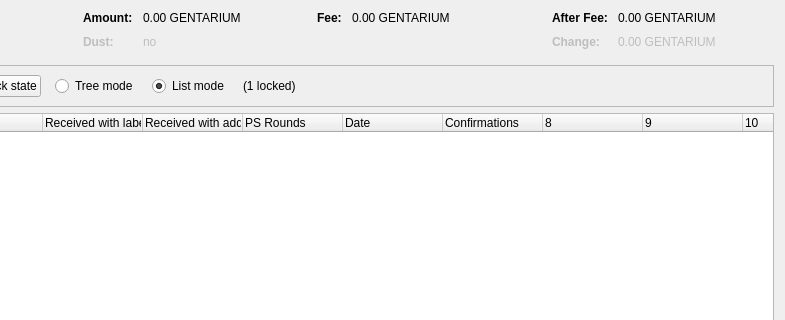
Before: the Qt Designer form src/qt/forms/coincontroldialog.ui in dimon-280894/simple-coin, drawn with Qt 5; both pictures show x 169 to 954 and y 0 to 320 of the 954 by 500 pixel window.
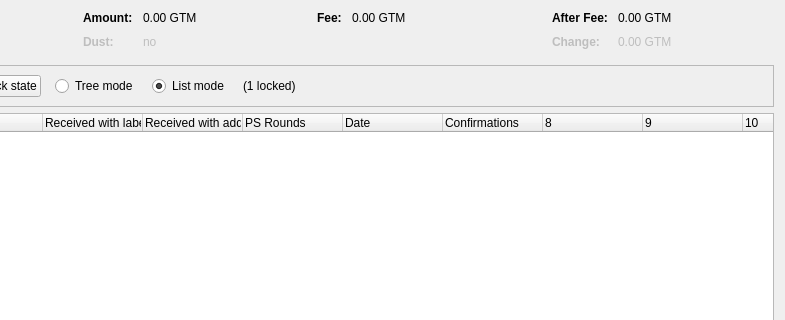
After: the same form once the commit is applied. Custom widgets are drawn as their Qt base class.

```diff
--- a/src/qt/forms/coincontroldialog.ui
+++ b/src/qt/forms/coincontroldialog.ui
@@ -132,7 +132,7 @@
           <enum>Qt::ActionsContextMenu</enum>
          </property>
          <property name="text">
-          <string notr="true">0.00 GENTARIUM</string>
+          <string notr="true">0.00 GTM</string>
          </property>
          <property name="textInteractionFlags">
           <set>Qt::LinksAccessibleByMouse|Qt::TextSelectableByKeyboard|Qt::TextSelectableByMouse</set>
@@ -212,7 +212,7 @@
           <enum>Qt::ActionsContextMenu</enum>
          </property>
          <property name="text">
-          <string notr="true">0.00 GENTARIUM</string>
+          <string notr="true">0.00 GTM</string>
          </property>
          <property name="textInteractionFlags">
           <set>Qt::LinksAccessibleByMouse|Qt::TextSelectableByKeyboard|Qt::TextSelectableByMouse</set>
@@ -257,7 +257,7 @@
           <enum>Qt::ActionsContextMenu</enum>
          </property>
          <property name="text">
-          <string notr="true">0.00 GENTARIUM</string>
+          <string notr="true">0.00 GTM</string>
          </property>
          <property name="textInteractionFlags">
           <set>Qt::LinksAccessibleByMouse|Qt::TextSelectableByKeyboard|Qt::TextSelectableByMouse</set>
@@ -292,7 +292,7 @@
           <enum>Qt::ActionsContextMenu</enum>
          </property>
          <property name="text">
-          <string notr="true">0.00 GENTARIUM</string>
+          <string notr="true">0.00 GTM</string>
          </property>
          <property name="textInteractionFlags">
           <set>Qt::LinksAccessibleByMouse|Qt::TextSelectableByKeyboard|Qt::TextSelectableByMouse</set>
```
